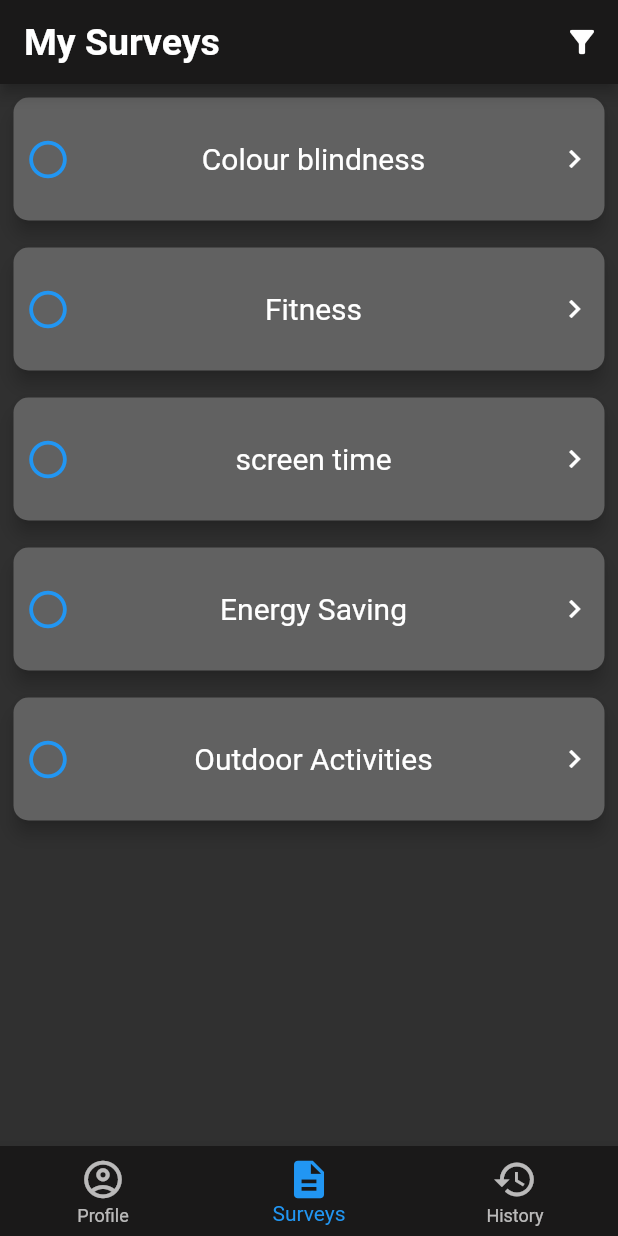
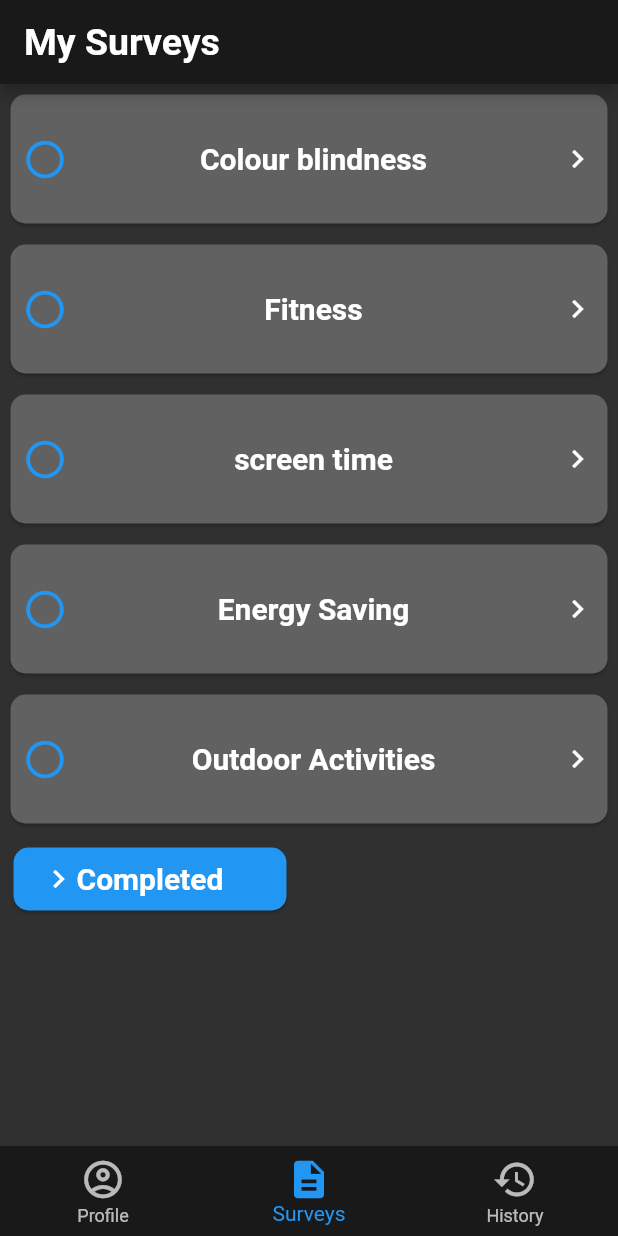
Before and after one commit to BraydenKlemens/FlutterApps, a Flutter app: the screen it shows once a user with an empty profile is signed in, on a phone screen of 412 x 824 dp. Run offline on Flutter 3.47's test engine with Material 2 defaults, Android fonts, the phone set to English and light mode, and no system bars; our stand-ins replace cloud_firestore, firebase_auth, firebase_core, flutter_form_builder, webview_flutter; accounts and stored records are empty.

Commit message:
New survey flow

```diff
--- a/survey_app/lib/screens/history_screen.dart
+++ b/survey_app/lib/screens/history_screen.dart
@@ -38,7 +38,7 @@ class _HistoryScreenState extends State<HistoryScreen> {
               ],
             );
           }else{
-            return const Center(child: Text('NO COMPLETIONS', style: TextStyle(fontSize: 20, fontWeight: FontWeight.bold)));
+            return const Center(child: Text('NO HISTORY', style: TextStyle(fontSize: 20, fontWeight: FontWeight.bold)));
           }
         },
       )
--- a/survey_app/lib/screens/home_screen.dart
+++ b/survey_app/lib/screens/home_screen.dart
@@ -1,42 +1,61 @@
 import 'package:flutter/material.dart';
 import 'package:provider/provider.dart';
+import 'package:survey_app/widgets/filter_complete.dart';
 import '../models/survey.dart';
 import '../providers/app_provider.dart';
 import 'survey_screen.dart';
 
-class HomeScreen extends StatefulWidget {
+class HomeScreen extends StatelessWidget{
   const HomeScreen({ Key? key }) : super(key: key);
 
-  @override
-  State<HomeScreen> createState() => _HomeScreenState();
-}
-
-class _HomeScreenState extends State<HomeScreen> {
   @override
   Widget build(BuildContext context) {
     return Scaffold(
       appBar: AppBar(
         title: const Text('My Surveys', style: TextStyle(color: Colors.white, fontWeight: FontWeight.bold, fontSize: 25)),
         backgroundColor: const Color.fromARGB(255, 26, 25, 25),
-        actions: [
-          IconButton(
-            onPressed: () {},
-            icon: const Icon(Icons.filter_alt)
-          )
-        ],
       ),
       body: Consumer<AppProvider>(
         builder: (context, appState,_) {
           var surveys = appState.surveys;
+          var completed = appState.completedSurveys;
           if(surveys.isNotEmpty){
             return ListView( //Make this a ListView.builder() so it only renders the surveys on screen
               children: [
+                //incomplete surveys
                 for(int i = 0; i < surveys.length; i++)
-                  CustomListTile(survey: surveys[i], index: i)
+                  CustomListTile(survey: surveys[i], index: i),
+
+                //Show complete surveys or not
+                FilterComplete(showCompleted: appState.showCompleted),
+
+                //Complete surveys
+                if (completed.isNotEmpty)
+                  for(int i = 0; i < completed.length; i++)
+                    Visibility(
+                      visible: appState.showCompleted,
+                      child: CustomListTile(
+                        survey: surveys[i],
+                        index: i
+                      )
+                    ),
+                if (completed.isEmpty && appState.showCompleted)
+                  const Padding(
+                    padding: EdgeInsets.all(10.0),
+                    child: Text('No Surveys Complete', style: TextStyle(fontSize: 20, fontWeight: FontWeight.bold)),
+                  )
               ],
             );
           }else{
-            return const Center(child: Text('NO SURVEYS TO COMPLETE', style: TextStyle(fontSize: 20, fontWeight: FontWeight.bold)));
+            return const Center(
+              child: Text(
+                'NO SURVEYS TO COMPLETE',
+                style: TextStyle(
+                  fontSize: 20,
+                  fontWeight: FontWeight.bold
+                )
+              )
+            );
           }
         },
       )
@@ -65,9 +84,8 @@ class _CustomListTileState extends State<CustomListTile> {
   Widget build(BuildContext context) {
     return Container(
       height: 100,
-      padding: const EdgeInsets.all(5.0),
+      padding: const EdgeInsets.all(3.0),
       child: Card(
-        elevation: 5,
         color: Colors.grey[700],
         shape: RoundedRectangleBorder(
           borderRadius: BorderRadius.circular(10.0),
@@ -76,7 +94,7 @@ class _CustomListTileState extends State<CustomListTile> {
           onTap: () {
             if(!widget.survey.isCompleted){
               Navigator.push(context, MaterialPageRoute(
-                builder: (context) => SurveyTool(
+                builder: (context) => SurveyScreen(
                   survey: widget.survey,
                   index: widget.index,
                 )
@@ -95,7 +113,7 @@ class _CustomListTileState extends State<CustomListTile> {
                   padding: EdgeInsets.all(8.0),
                   child: Icon(Icons.check_circle, size: 30, color: Colors.blue),
                 ),
-              Text(widget.survey.name, style: const TextStyle(fontSize: 20)),
+              Text(widget.survey.name, style: const TextStyle(fontSize: 20, fontWeight: FontWeight.bold)),
               const Padding(
                 padding: EdgeInsets.all(8.0),
                 child: Icon(Icons.navigate_next),
--- a/survey_app/lib/screens/login_screen.dart
+++ b/survey_app/lib/screens/login_screen.dart
@@ -126,7 +126,7 @@ class _LoginScreenState extends State<LoginScreen> {
                     Provider.of<AppProvider>(context, listen: false).changeAuth();
                   }
                 ),
-                const SizedBox(height: 200),
+                const SizedBox(height: 230),
                 TextButton(
                   onPressed: () {},
                   child: const Text('Forgot your password?')
@@ -142,7 +142,7 @@ class _LoginScreenState extends State<LoginScreen> {
   Future openErrorMessage(String error) => showDialog(
     context: context,
     builder: (context) => AlertDialog(
-      title: const Text('Error:'),
+      title: const Text('Error'),
       content: Text(error),
       actions: [
         TextButton(
--- a/survey_app/lib/screens/register_screen.dart
+++ b/survey_app/lib/screens/register_screen.dart
@@ -152,7 +152,7 @@ class _RegisterScreenState extends State<RegisterScreen> {
   Future openErrorMessage(String error) => showDialog(
     context: context,
     builder: (context) => AlertDialog(
-      title: const Text('Error:'),
+      title: const Text('Error'),
       content: Text(error),
       actions: [
         TextButton(
--- /dev/null
+++ b/survey_app/lib/widgets/filter_complete.dart
@@ -0,0 +1,40 @@
+import 'package:flutter/material.dart';
+import 'package:provider/provider.dart';
+
+import '../providers/app_provider.dart';
+
+class FilterComplete extends StatelessWidget {
+  const FilterComplete({ Key? key, required this.showCompleted }) : super(key: key);
+  final bool showCompleted;
+
+  @override
+  Widget build(BuildContext context) {
+    //Filter widget tree
+    return UnconstrainedBox(
+      alignment: Alignment.centerLeft,
+      child: Container(
+        height: 60,
+        width: 200,
+        padding: const EdgeInsets.all(5),
+        child: InkWell(
+          onTap: () => Provider.of<AppProvider>(context, listen: false).showFilter(),
+          child: Card(
+            color: Colors.blue,
+            shape: RoundedRectangleBorder(
+              borderRadius: BorderRadius.circular(10.0),
+            ),
+            child: Row(
+              children:[
+                Padding(
+                  padding: const EdgeInsets.fromLTRB(18,0,0,0),
+                  child: Icon((showCompleted) ? Icons.expand_more : Icons.chevron_right),
+                ),
+                const Text('Completed', style: TextStyle(fontWeight: FontWeight.bold, fontSize: 20)),
+              ],
+            ),
+          ),
+        )
+      ),
+    );
+  }
+}
```
Also changed, not shown: survey_app/lib/models/load_data.dart (added, +39 -0 lines), survey_app/lib/providers/app_provider.dart (+10 -0 lines), survey_app/lib/screens/survey_screen.dart (+4 -4 lines), survey_app/lib/widgets/complete_tile.dart (added, +67 -0 lines), survey_app/lib/widgets/survey_tile.dart (added, +66 -0 lines).
